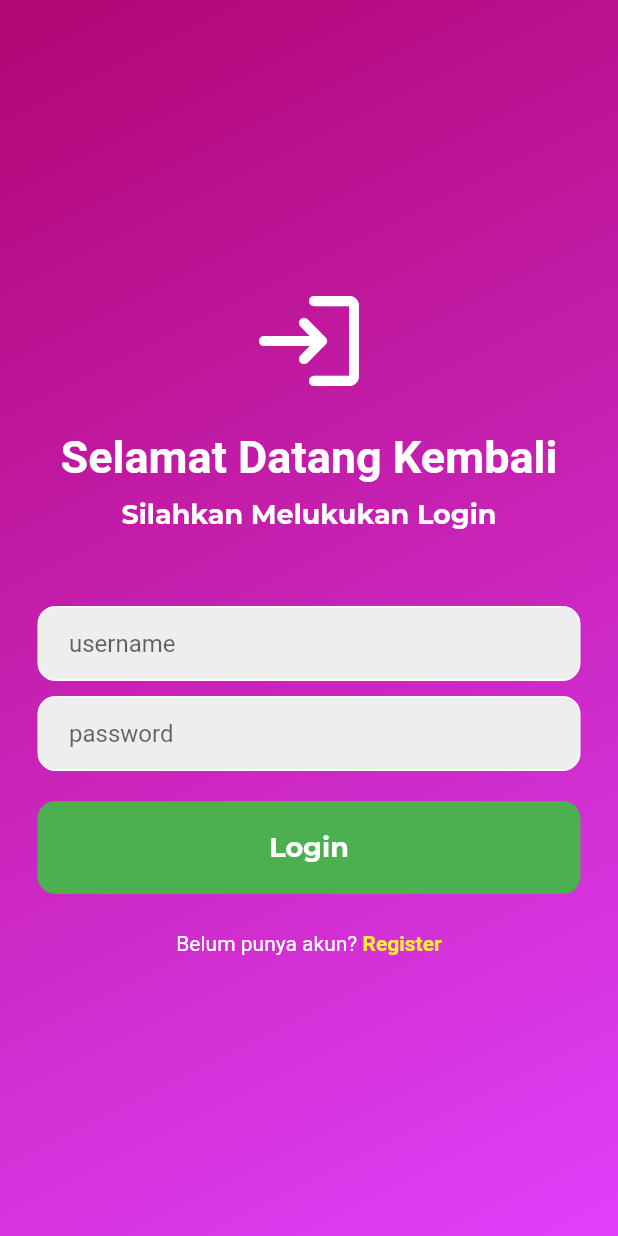
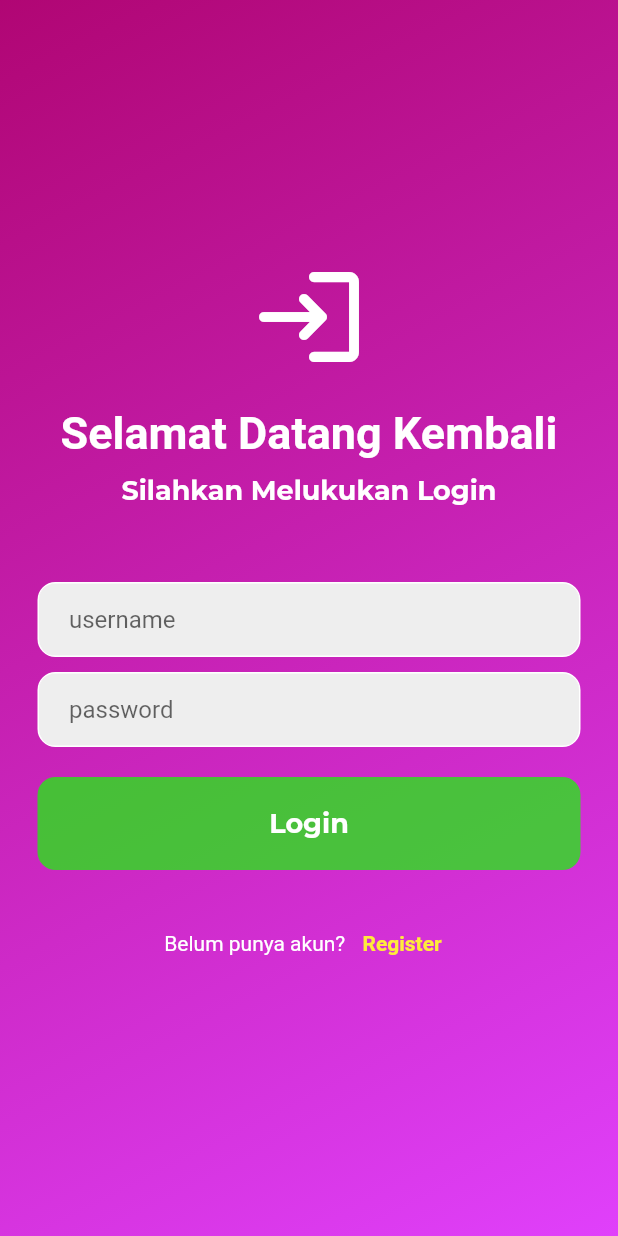
Before and after one commit to IvanoWoii/Project_Kel-4_Mobile, a Flutter app: the screen it shows after launch, after a tap on "Login", on a phone screen of 412 x 824 dp. Run offline on Flutter 3.47's test engine with Material 2 defaults, Android fonts, the phone set to English and light mode, and no system bars; our stand-ins replace google_fonts.

Commit message:
Update login.dart

```diff
--- a/lib/login.dart
+++ b/lib/login.dart
@@ -1,3 +1,4 @@
+import 'package:app_pron/register.dart';
 import 'package:flutter/material.dart';
 import 'package:google_fonts/google_fonts.dart';
 
@@ -92,7 +93,7 @@ class login extends StatelessWidget {
                 child: Container(
                   padding: EdgeInsets.all(20),
                   decoration: BoxDecoration(
-                      color: Colors.green,
+                      color: Color.fromARGB(180, 17, 255, 0),
                       borderRadius: BorderRadius.circular(12)),
                   child: Center(
                       child: Text(
@@ -113,9 +114,16 @@ class login extends StatelessWidget {
                     "Belum punya akun?",
                     style: TextStyle(color: Colors.white),
                   ),
-                  Text(" Register",
-                      style: TextStyle(
-                          color: Colors.yellow, fontWeight: FontWeight.bold))
+                  TextButton(
+                    onPressed: () {
+                      Route route =
+                          MaterialPageRoute(builder: (context) => MyRegister());
+                      Navigator.push(context, route);
+                    },
+                    child: Text(" Register",
+                        style: TextStyle(
+                            color: Colors.yellow, fontWeight: FontWeight.bold)),
+                  ),
                 ],
               ),
             ],
```
